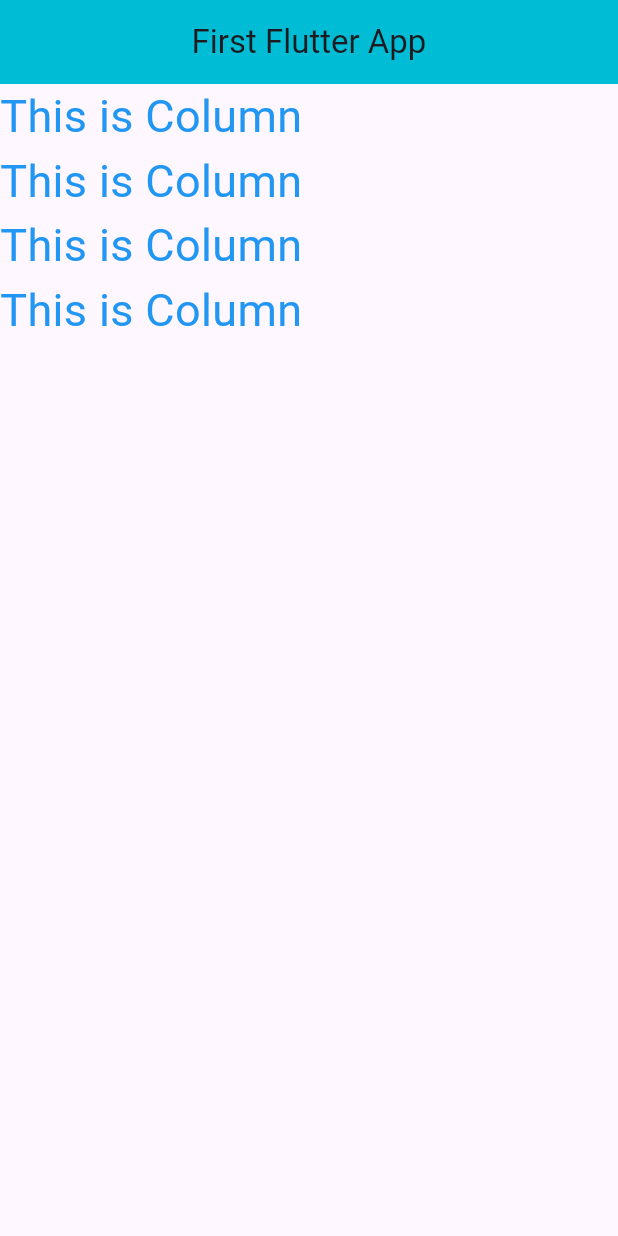
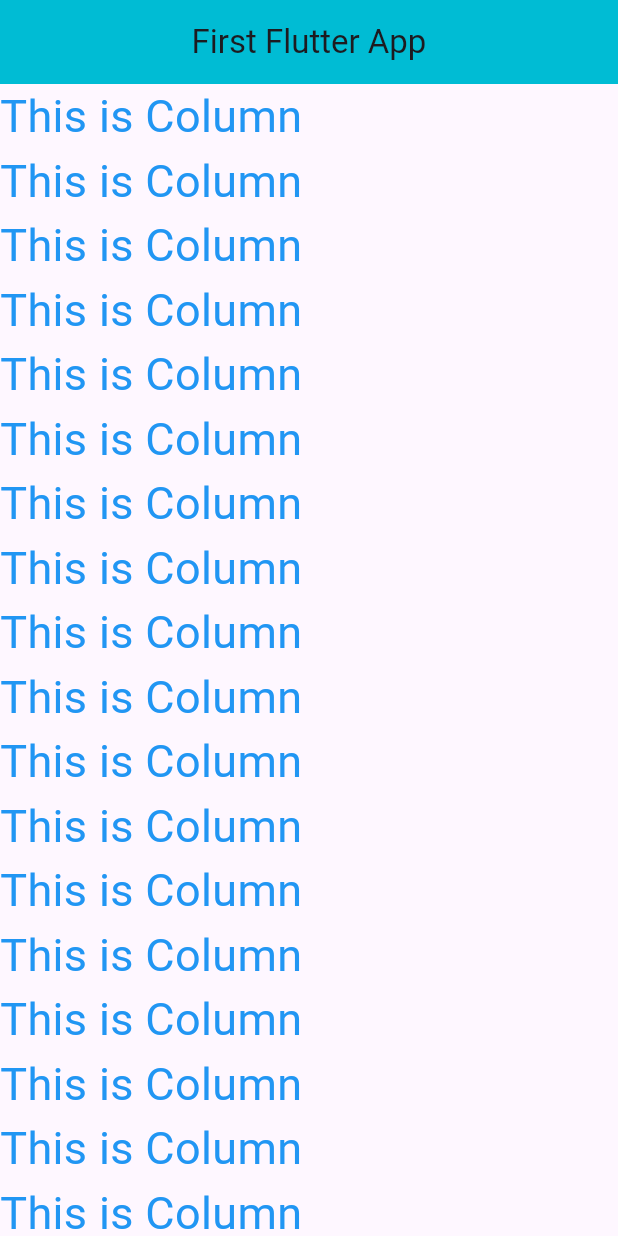
Before and after one commit to osmangonikhan247/new_project, a Flutter app: the screen it shows after launch, on a phone screen of 412 x 824 dp. Run offline on Flutter 3.47's test engine with Material 3 defaults, Android fonts, the phone set to English and light mode, and no system bars.

Commit message:
Updated code

```diff
--- a/lib/main.dart
+++ b/lib/main.dart
@@ -34,8 +34,10 @@
         centerTitle: true,
         backgroundColor: Colors.cyan,
       ),
-      body: Column(
-        children: [
+      body: SingleChildScrollView(
+        child: Column(
+          mainAxisAlignment: MainAxisAlignment.center,
+            children: [
           Text('This is Column',style: TextStyle(
             fontSize: 30,
             color: Colors.blue
@@ -52,8 +54,121 @@
               fontSize: 30,
               color: Colors.blue
           ),),
+          Text('This is Column',style: TextStyle(
+              fontSize: 30,
+              color: Colors.blue
+          ),),
+          Text('This is Column',style: TextStyle(
+              fontSize: 30,
+              color: Colors.blue
+          ),),
+          Text('This is Column',style: TextStyle(
+              fontSize: 30,
+              color: Colors.blue
+          ),),
+          Text('This is Column',style: TextStyle(
+              fontSize: 30,
+              color: Colors.blue
+          ),),
+          Text('This is Column',style: TextStyle(
+              fontSize: 30,
+              color: Colors.blue
+          ),),
+          Text('This is Column',style: TextStyle(
+              fontSize: 30,
+              color: Colors.blue
+          ),),
+          Text('This is Column',style: TextStyle(
+              fontSize: 30,
+              color: Colors.blue
+          ),),
+          Text('This is Column',style: TextStyle(
+              fontSize: 30,
+              color: Colors.blue
+          ),),
+          Text('This is Column',style: TextStyle(
+              fontSize: 30,
+              color: Colors.blue
+          ),),
+          Text('This is Column',style: TextStyle(
+              fontSize: 30,
+              color: Colors.blue
+          ),),
+          Text('This is Column',style: TextStyle(
+              fontSize: 30,
+              color: Colors.blue
+          ),),
+          Text('This is Column',style: TextStyle(
+              fontSize: 30,
+              color: Colors.blue
+          ),),
+          Text('This is Column',style: TextStyle(
+              fontSize: 30,
+              color: Colors.blue
+          ),),
+          Text('This is Column',style: TextStyle(
+              fontSize: 30,
+              color: Colors.blue
+          ),),
+          Text('This is Column',style: TextStyle(
+              fontSize: 30,
+              color: Colors.blue
+          ),),
+          Text('This is Column',style: TextStyle(
+              fontSize: 30,
+              color: Colors.blue
+          ),),
+          Text('This is Column',style: TextStyle(
+              fontSize: 30,
+              color: Colors.blue
+          ),),
+          Text('This is Column',style: TextStyle(
+              fontSize: 30,
+              color: Colors.blue
+          ),),
+          Text('This is Column',style: TextStyle(
+              fontSize: 30,
+              color: Colors.blue
+          ),),
+          Text('This is Column',style: TextStyle(
+              fontSize: 30,
+              color: Colors.blue
+          ),),
+          Text('This is Column',style: TextStyle(
+              fontSize: 30,
+              color: Colors.blue
+          ),),
+          Text('This is Column',style: TextStyle(
+              fontSize: 30,
+              color: Colors.blue
+          ),),
+          Text('This is Column',style: TextStyle(
+              fontSize: 30,
+              color: Colors.blue
+          ),),
+          Text('This is Column',style: TextStyle(
+              fontSize: 30,
+              color: Colors.blue
+          ),),
+          Text('This is Column',style: TextStyle(
+              fontSize: 30,
+              color: Colors.blue
+          ),),
+          Text('This is Column',style: TextStyle(
+              fontSize: 30,
+              color: Colors.blue
+          ),),
+          Text('This is Column',style: TextStyle(
+              fontSize: 30,
+              color: Colors.blue
+          ),),
+          Text('This is Column',style: TextStyle(
+              fontSize: 30,
+              color: Colors.blue
+          ),),
 
         ],
+      ),
       ),
     );
   }
```
